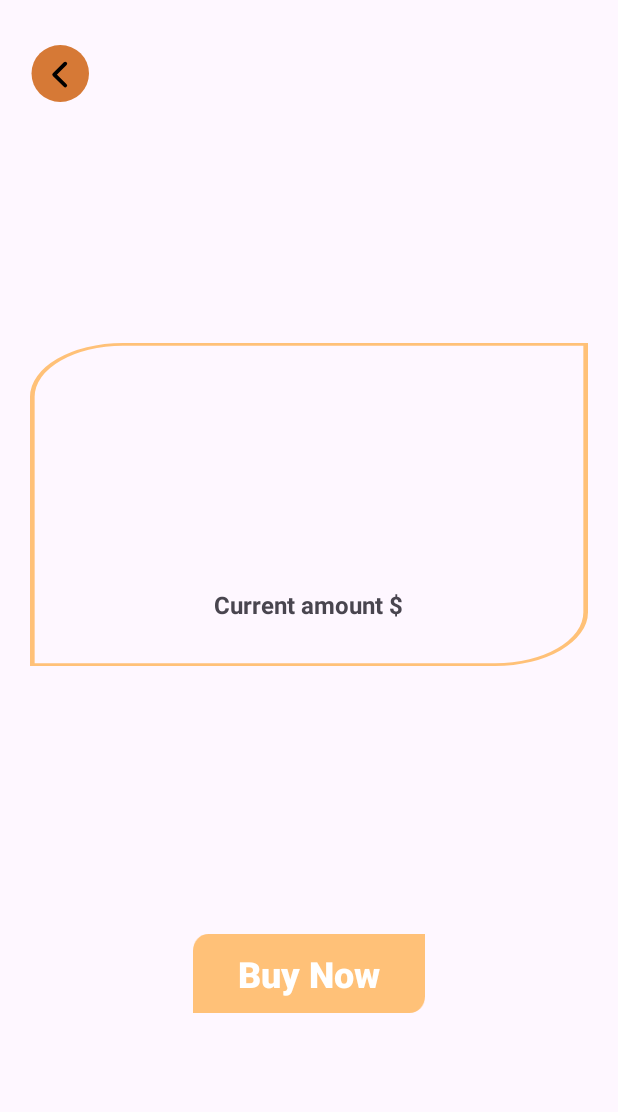
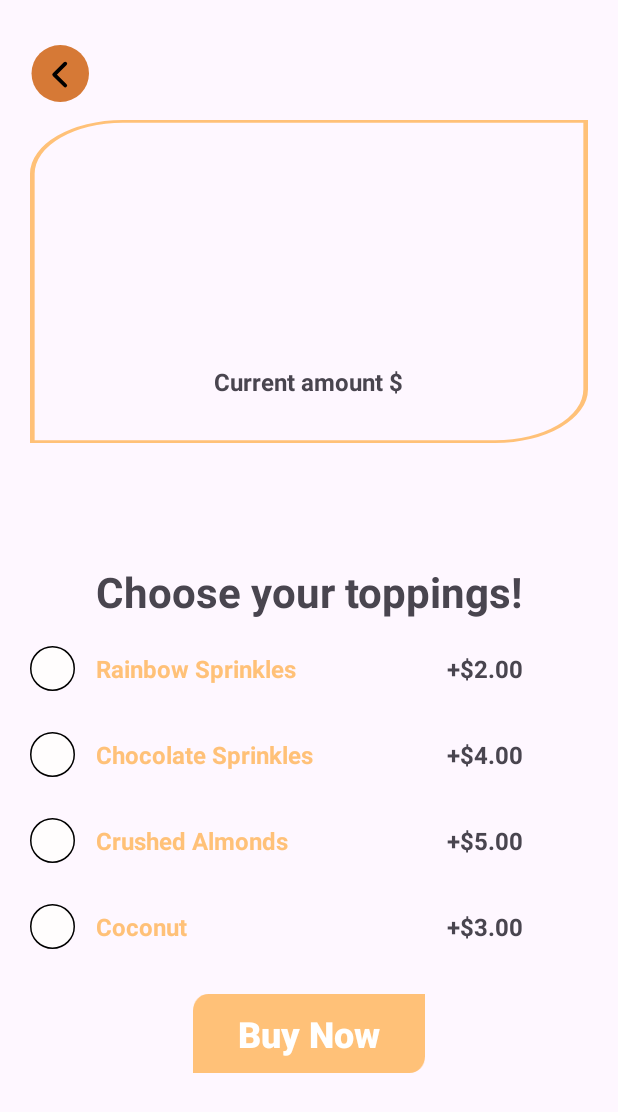
Before and after one commit to Lasha-Ilashvili/CreamOn_Midterm_App, an Android app: the fragment ItemPageFragment placed in its activity, on a phone screen of 412 x 824 dp. Shown: the top 1112 px of the screen. Run offline under Robolectric (Android 15) with nearby library versions, the phone set to English and light mode, and no system bars; our stand-ins replace Dagger/Hilt's generated code, Firebase (no records; nobody signed in at launch, a user with empty details on screens opened directly); 2 statements that could not run were skipped.

Commit message:
separated filtering, cleaned up code

```diff
--- a/app/src/main/java/com/example/creamon_midterm_app/data/common/HandleResponse.kt
+++ b/app/src/main/java/com/example/creamon_midterm_app/data/common/HandleResponse.kt
@@ -51,7 +51,7 @@ class HandleResponse {
         }
     }
 
-    fun <T : Any> safeAuthCall(call: suspend () -> Task<T>): Flow<Resource<T>> = flow {
+    fun <T : Any> safeAuthCall(call: () -> Task<T>): Flow<Resource<T>> = flow {
         emit(Resource.Loading(true))
 
         try {
--- a/app/src/main/java/com/example/creamon_midterm_app/data/model/StoreItemsDto.kt
+++ b/app/src/main/java/com/example/creamon_midterm_app/data/model/StoreItemsDto.kt
@@ -3,26 +3,7 @@ package com.example.creamon_midterm_app.data.model
 
 import com.squareup.moshi.JsonClass
 
-//@JsonClass(generateAdapter = true)
-//data class StoreItemsDto(
-//    @Json(name = "ice_creams")
-//    val iceCreams: List<StoreItemDto>,
-//    @Json(name = "sorbets")
-//    val sorbets: List<StoreItemDto>,
-//    @Json(name = "yogurts")
-//    val yogurts: List<StoreItemDto>
-//)
 @JsonClass(generateAdapter = true)
 data class StoreItemsDto(
     val categories: List<CategoryDto>
 )
-/*
-data class Category(
-    val title: String,
-    val items: List<StoreItem>
-)
-
-data class StoreItems(
-    val categories: List<Category>
-)
-*/
--- a/app/src/main/java/com/example/creamon_midterm_app/data/service/authentication/AuthenticationService.kt
+++ b/app/src/main/java/com/example/creamon_midterm_app/data/service/authentication/AuthenticationService.kt
@@ -2,9 +2,14 @@ package com.example.creamon_midterm_app.data.service.authentication
 
 import com.google.android.gms.tasks.Task
 import com.google.firebase.auth.AuthResult
+import com.google.firebase.auth.FirebaseAuth
 
-interface AuthenticationService {
-    suspend fun logIn(email: String, password: String): Task<AuthResult>
-    suspend fun signUp(email: String, password: String): Task<AuthResult>
-////    suspend fun logOut(): Task<AuthResult>
+class AuthenticationService(private val firebaseAuth: FirebaseAuth) {
+    fun logIn(email: String, password: String): Task<AuthResult> {
+        return firebaseAuth.signInWithEmailAndPassword(email, password)
+    }
+
+    fun signUp(email: String, password: String): Task<AuthResult> {
+        return firebaseAuth.createUserWithEmailAndPassword(email, password)
+    }
 }
--- a/app/src/main/java/com/example/creamon_midterm_app/data/service/authentication/AuthenticationServiceImpl.kt
+++ /dev/null
@@ -1,16 +0,0 @@
-package com.example.creamon_midterm_app.data.service.authentication
-
-import com.google.android.gms.tasks.Task
-import com.google.firebase.auth.AuthResult
-import com.google.firebase.auth.FirebaseAuth
-
-class AuthenticationServiceImpl(private val firebaseAuth: FirebaseAuth) : AuthenticationService {
-
-    override suspend fun logIn(email: String, password: String): Task<AuthResult> {
-        return firebaseAuth.signInWithEmailAndPassword(email, password)
-    }
-
-    override suspend fun signUp(email: String, password: String): Task<AuthResult> {
-        return firebaseAuth.createUserWithEmailAndPassword(email, password)
-    }
-}
--- a/app/src/main/java/com/example/creamon_midterm_app/di/AppModule.kt
+++ b/app/src/main/java/com/example/creamon_midterm_app/di/AppModule.kt
@@ -2,7 +2,6 @@ package com.example.creamon_midterm_app.di
 
 import com.example.creamon_midterm_app.data.common.HandleResponse
 import com.example.creamon_midterm_app.data.service.authentication.AuthenticationService
-import com.example.creamon_midterm_app.data.service.authentication.AuthenticationServiceImpl
 import com.example.creamon_midterm_app.data.service.store_items.StoreItemsService
 import com.google.firebase.auth.FirebaseAuth
 import com.squareup.moshi.Moshi
@@ -36,7 +35,7 @@ object AppModule {
     @Singleton
     @Provides
     fun provideAuthenticationService(firebaseAuth: FirebaseAuth): AuthenticationService {
-        return AuthenticationServiceImpl(firebaseAuth)
+        return AuthenticationService(firebaseAuth)
     }
 
     @Singleton
--- a/app/src/main/java/com/example/creamon_midterm_app/di/UseCaseModule.kt
+++ /dev/null
@@ -1,15 +0,0 @@
-package com.example.creamon_midterm_app.di
-
-import dagger.Module
-import dagger.hilt.InstallIn
-import dagger.hilt.components.SingletonComponent
-
-@Module
-@InstallIn(SingletonComponent::class)
-object UseCaseModule {
-//    @Singleton
-//    @Provides
-//    fun provideSignUpUseCase(): SignUpUseCase{
-//        return SignUpUseCase()
-//    }
-}
--- a/app/src/main/java/com/example/creamon_midterm_app/domain/repository/authentication/AuthenticationRepository.kt
+++ b/app/src/main/java/com/example/creamon_midterm_app/domain/repository/authentication/AuthenticationRepository.kt
@@ -8,5 +8,4 @@ import kotlinx.coroutines.flow.Flow
 interface AuthenticationRepository {
     suspend fun logIn(email: String, password: String): Flow<Resource<AuthResult>>
     suspend fun signUp(email: String, password: String): Flow<Resource<AuthResult>>
-////    suspend fun logOut(): Flow<Resource<User>>
 }
--- a/app/src/main/java/com/example/creamon_midterm_app/domain/usecase/store_item/GetStoreItemUseCase.kt
+++ b/app/src/main/java/com/example/creamon_midterm_app/domain/usecase/store_item/GetStoreItemUseCase.kt
@@ -1,14 +1,16 @@
 package com.example.creamon_midterm_app.domain.usecase.store_item
 
-import com.example.creamon_midterm_app.data.common.Resource
-import com.example.creamon_midterm_app.domain.model.store_items.StoreItems
-import com.example.creamon_midterm_app.domain.repository.store_items.StoreItemsRepository
-import kotlinx.coroutines.flow.Flow
+import com.example.creamon_midterm_app.domain.model.store_items.Category
+import com.example.creamon_midterm_app.domain.model.store_items.StoreItem
 import javax.inject.Inject
 
-class GetStoreItemUseCase @Inject constructor(
-    private val storeItemsRepository: StoreItemsRepository
-) {
-    suspend operator fun invoke(id: Int): Flow<Resource<StoreItems>> =
-        storeItemsRepository.getStoreItems()
+class GetStoreItemUseCase @Inject constructor() {
+    operator fun invoke(id: Int, categories: List<Category>): StoreItem? {
+        val itemList = categories.flatMap { category ->
+            category.items
+        }
+        return itemList.find { storeItem ->
+            storeItem.id == id
+        }
+    }
 }
--- a/app/src/main/java/com/example/creamon_midterm_app/presentation/screen/main_page/MainPageChildRecyclerAdapter.kt
+++ b/app/src/main/java/com/example/creamon_midterm_app/presentation/adapter/main_page/MainPageChildRecyclerAdapter.kt
@@ -1,4 +1,4 @@
-package com.example.creamon_midterm_app.presentation.screen.main_page
+package com.example.creamon_midterm_app.presentation.adapter.main_page
 
 import android.view.LayoutInflater
 import android.view.ViewGroup
--- a/app/src/main/java/com/example/creamon_midterm_app/presentation/screen/main_page/MainPageRecyclerAdapter.kt
+++ b/app/src/main/java/com/example/creamon_midterm_app/presentation/adapter/main_page/MainPageRecyclerAdapter.kt
@@ -1,4 +1,4 @@
-package com.example.creamon_midterm_app.presentation.screen.main_page
+package com.example.creamon_midterm_app.presentation.adapter.main_page
 
 import android.view.LayoutInflater
 import android.view.ViewGroup
--- a/app/src/main/java/com/example/creamon_midterm_app/presentation/screen/item_page/ItemPageViewModel.kt
+++ b/app/src/main/java/com/example/creamon_midterm_app/presentation/screen/item_page/ItemPageViewModel.kt
@@ -4,6 +4,7 @@ import androidx.lifecycle.ViewModel
 import androidx.lifecycle.viewModelScope
 import com.example.creamon_midterm_app.data.common.Resource
 import com.example.creamon_midterm_app.domain.usecase.store_item.GetStoreItemUseCase
+import com.example.creamon_midterm_app.domain.usecase.store_items.GetStoreItemsUseCase
 import com.example.creamon_midterm_app.presentation.event.store_item.StoreItemEvent
 import com.example.creamon_midterm_app.presentation.state.store_item.StoreItemState
 import dagger.hilt.android.lifecycle.HiltViewModel
@@ -15,6 +16,7 @@ import javax.inject.Inject
 
 @HiltViewModel
 class ItemPageViewModel @Inject constructor(
+    private val storeItemsUseCase: GetStoreItemsUseCase,
     private val storeItemUseCase: GetStoreItemUseCase
 ) : ViewModel() {
 
@@ -31,20 +33,12 @@ class ItemPageViewModel @Inject constructor(
 
     private fun setItem(id: Int) {
         viewModelScope.launch {
-            storeItemUseCase(id).collect {
+            storeItemsUseCase().collect {
                 when (it) {
                     is Resource.Success -> {
                         _storeItem.update { currentState ->
-                            val itemList = it.data.categories.flatMap { category ->
-                                category.items
-                            }
-
-                            val item = itemList.find { storeItem ->
-                                storeItem.id == id
-                            }
-
                             currentState.copy(
-                                data = item
+                                data = storeItemUseCase(id, it.data.categories)
                             )
                         }
                     }
--- a/app/src/main/java/com/example/creamon_midterm_app/presentation/screen/main_page/MainPageFragment.kt
+++ b/app/src/main/java/com/example/creamon_midterm_app/presentation/screen/main_page/MainPageFragment.kt
@@ -7,6 +7,7 @@ import androidx.lifecycle.lifecycleScope
 import androidx.lifecycle.repeatOnLifecycle
 import androidx.navigation.fragment.findNavController
 import com.example.creamon_midterm_app.databinding.FragmentMainPageBinding
+import com.example.creamon_midterm_app.presentation.adapter.main_page.MainPageRecyclerAdapter
 import com.example.creamon_midterm_app.presentation.base.BaseFragment
 import com.example.creamon_midterm_app.presentation.event.store_items.StoreItemsEvent
 import com.example.creamon_midterm_app.presentation.extension.showToast
--- a/app/src/main/java/com/example/creamon_midterm_app/presentation/screen/mapper/store_items/GetStoreItemsMapper.kt
+++ /dev/null
@@ -1,21 +0,0 @@
-package com.example.creamon_midterm_app.presentation.screen.mapper.store_items
-
-import com.example.creamon_midterm_app.domain.model.store_items.StoreItem
-
-fun StoreItem.toPresentation(): StoreItem {
-    return StoreItem(
-        id = id,
-        image = image,
-        description = description,
-        price = price,
-        title = title
-    )
-}
-
-//fun StoreItems.toPresentation(): StoreItems {
-//    return StoreItems(
-//        iceCreams = iceCreams.map { it.toPresentation() },
-//        sorbets = sorbets.map { it.toPresentation() },
-//        yogurts = yogurts.map { it.toPresentation() }
-//    )
-//}
--- a/app/src/main/res/layout/fragment_item_page.xml
+++ b/app/src/main/res/layout/fragment_item_page.xml
@@ -23,7 +23,6 @@
         android:layout_marginTop="12dp"
         android:background="@drawable/store_item_bg"
         android:orientation="vertical"
-        app:layout_constraintBottom_toTopOf="@+id/btnBuyNow"
         app:layout_constraintEnd_toEndOf="parent"
         app:layout_constraintStart_toStartOf="parent"
         app:layout_constraintTop_toBottomOf="@+id/ivBackArrow">
@@ -81,9 +80,143 @@
 
     </androidx.appcompat.widget.LinearLayoutCompat>
 
+    <androidx.appcompat.widget.AppCompatTextView
+        android:id="@+id/tvToppings"
+        android:layout_width="wrap_content"
+        android:layout_height="wrap_content"
+        android:layout_marginTop="80dp"
+        android:text="@string/choose_your_toppings"
+        android:textSize="28sp"
+        android:textStyle="bold"
+        app:layout_constraintEnd_toEndOf="parent"
+        app:layout_constraintStart_toStartOf="parent"
+        app:layout_constraintTop_toBottomOf="@+id/ll" />
+
+    <androidx.appcompat.widget.AppCompatImageView
+        android:id="@+id/ivSelect1"
+        android:layout_width="wrap_content"
+        android:layout_height="wrap_content"
+        android:layout_marginTop="17dp"
+        app:layout_constraintStart_toStartOf="parent"
+        app:layout_constraintTop_toBottomOf="@+id/tvToppings"
+        app:srcCompat="@drawable/ic_unselected" />
+
+    <androidx.appcompat.widget.AppCompatTextView
+        android:layout_width="wrap_content"
+        android:layout_height="wrap_content"
+        android:text="@string/rainbow_sprinkles"
+        android:textColor="@color/soft_yellow"
+        android:textSize="16sp"
+        android:textStyle="bold"
+        app:layout_constraintBottom_toBottomOf="@+id/ivSelect1"
+        app:layout_constraintStart_toStartOf="@id/tvToppings"
+        app:layout_constraintTop_toTopOf="@+id/ivSelect1" />
+
+    <androidx.appcompat.widget.AppCompatTextView
+        android:layout_width="wrap_content"
+        android:layout_height="wrap_content"
+        android:layout_marginStart="56dp"
+        android:text="@string/_2_00"
+        android:textSize="16sp"
+        android:textStyle="bold"
+        app:layout_constraintBottom_toBottomOf="@+id/ivSelect1"
+        app:layout_constraintEnd_toEndOf="@id/tvToppings"
+        app:layout_constraintTop_toTopOf="@+id/ivSelect1" />
+
+    <androidx.appcompat.widget.AppCompatImageView
+        android:id="@+id/ivSelect2"
+        android:layout_width="wrap_content"
+        android:layout_height="wrap_content"
+        android:layout_marginTop="27dp"
+        app:layout_constraintStart_toStartOf="parent"
+        app:layout_constraintTop_toBottomOf="@+id/ivSelect1"
+        app:srcCompat="@drawable/ic_unselected" />
+
+    <androidx.appcompat.widget.AppCompatTextView
+        android:layout_width="wrap_content"
+        android:layout_height="wrap_content"
+        android:text="@string/chocolate_sprinkles"
+        android:textColor="@color/soft_yellow"
+        android:textSize="16sp"
+        android:textStyle="bold"
+        app:layout_constraintBottom_toBottomOf="@+id/ivSelect2"
+        app:layout_constraintStart_toStartOf="@id/tvToppings"
+        app:layout_constraintTop_toTopOf="@+id/ivSelect2" />
+
+    <androidx.appcompat.widget.AppCompatTextView
+        android:layout_width="wrap_content"
+        android:layout_height="wrap_content"
+        android:layout_marginStart="56dp"
+        android:text="@string/_4_00"
+        android:textSize="16sp"
+        android:textStyle="bold"
+        app:layout_constraintBottom_toBottomOf="@+id/ivSelect2"
+        app:layout_constraintEnd_toEndOf="@id/tvToppings"
+        app:layout_constraintTop_toTopOf="@+id/ivSelect2" />
+
+    <androidx.appcompat.widget.AppCompatImageView
+        android:id="@+id/ivSelect3"
+        android:layout_width="wrap_content"
+        android:layout_height="wrap_content"
+        android:layout_marginTop="27dp"
+        app:layout_constraintStart_toStartOf="parent"
+        app:layout_constraintTop_toBottomOf="@+id/ivSelect2"
+        app:srcCompat="@drawable/ic_unselected" />
+
+    <androidx.appcompat.widget.AppCompatTextView
+        android:layout_width="wrap_content"
+        android:layout_height="wrap_content"
+        android:text="@string/crushed_almonds"
+        android:textColor="@color/soft_yellow"
+        android:textSize="16sp"
+        android:textStyle="bold"
+        app:layout_constraintBottom_toBottomOf="@+id/ivSelect3"
+        app:layout_constraintStart_toStartOf="@id/tvToppings"
+        app:layout_constraintTop_toTopOf="@+id/ivSelect3" />
+
+    <androidx.appcompat.widget.AppCompatTextView
+        android:layout_width="wrap_content"
+        android:layout_height="wrap_content"
+        android:layout_marginStart="56dp"
+        android:text="@string/_5_00"
+        android:textSize="16sp"
+        android:textStyle="bold"
+        app:layout_constraintBottom_toBottomOf="@+id/ivSelect3"
+        app:layout_constraintEnd_toEndOf="@id/tvToppings"
+        app:layout_constraintTop_toTopOf="@+id/ivSelect3" />
+
+    <androidx.appcompat.widget.AppCompatImageView
+        android:id="@+id/ivSelect4"
+        android:layout_width="wrap_content"
+        android:layout_height="wrap_content"
+        android:layout_marginTop="27dp"
+        app:layout_constraintStart_toStartOf="parent"
+        app:layout_constraintTop_toBottomOf="@+id/ivSelect3"
+        app:srcCompat="@drawable/ic_unselected" />
+
+    <androidx.appcompat.widget.AppCompatTextView
+        android:layout_width="wrap_content"
+        android:layout_height="wrap_content"
+        android:text="@string/coconut"
+        android:textColor="@color/soft_yellow"
+        android:textSize="16sp"
+        android:textStyle="bold"
+        app:layout_constraintBottom_toBottomOf="@+id/ivSelect4"
+        app:layout_constraintStart_toStartOf="@id/tvToppings"
+        app:layout_constraintTop_toTopOf="@+id/ivSelect4" />
+
+    <androidx.appcompat.widget.AppCompatTextView
+        android:layout_width="wrap_content"
+        android:layout_height="wrap_content"
+        android:layout_marginStart="56dp"
+        android:text="@string/_3_00"
+        android:textSize="16sp"
+        android:textStyle="bold"
+        app:layout_constraintBottom_toBottomOf="@+id/ivSelect4"
+        app:layout_constraintEnd_toEndOf="@id/tvToppings"
+        app:layout_constraintTop_toTopOf="@+id/ivSelect4" />
 
     <androidx.appcompat.widget.AppCompatButton
-        android:id="@+id/btnBuyNow"
         android:layout_width="wrap_content"
         android:layout_height="wrap_content"
         android:layout_marginTop="30dp"
@@ -95,9 +228,8 @@
         android:textColor="@color/white"
         android:textSize="24sp"
         android:textStyle="bold"
-        app:layout_constraintBottom_toBottomOf="parent"
         app:layout_constraintEnd_toEndOf="parent"
         app:layout_constraintStart_toStartOf="parent"
-        app:layout_constraintTop_toBottomOf="@+id/ll" />
+        app:layout_constraintTop_toBottomOf="@+id/ivSelect4" />
 
 </androidx.constraintlayout.widget.ConstraintLayout>
--- a/app/src/main/res/values-night/themes.xml
+++ b/app/src/main/res/values-night/themes.xml
@@ -1,6 +1,6 @@
 <resources xmlns:tools="http://schemas.android.com/tools">
     <!-- Base application theme. -->
-    <style name="Base.Theme.CreamOn_Midterm_App" parent="Theme.Material3.DayNight.NoActionBar">
+    <style name="Base.Theme.CreamOn_Midterm_App" parent="Theme.Material3.Light.NoActionBar">
         <!-- Customize your dark theme here. -->
         <!-- <item name="colorPrimary">@color/my_dark_primary</item> -->
     </style>
```
